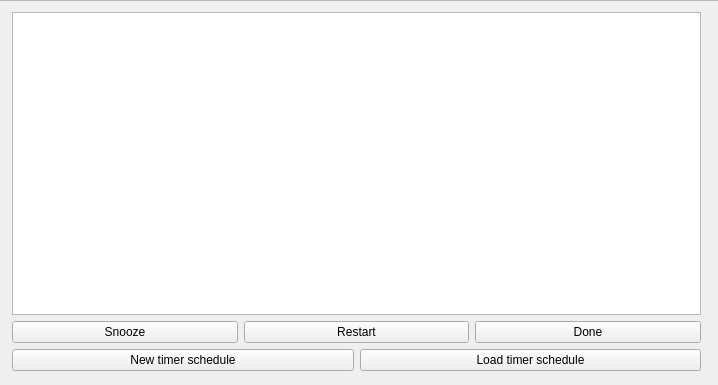
Before: the Qt Designer form src/kitchenalertmainwindow.ui in helihyv/KitchenAlert, drawn with Qt 5.
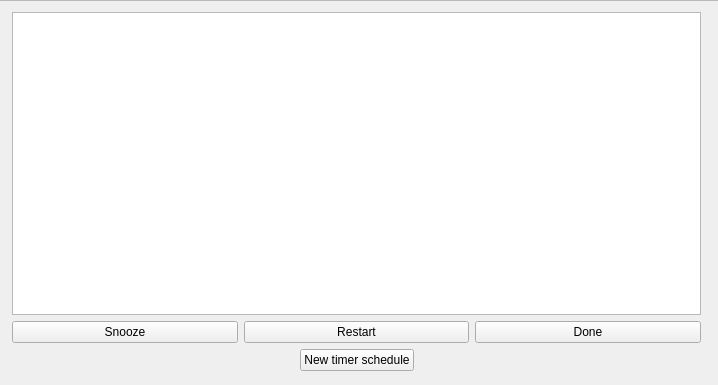
After: the same form once the commit is applied.

Diff of the .ui file:
```diff
--- a/src/kitchenalertmainwindow.ui
+++ b/src/kitchenalertmainwindow.ui
@@ -75,6 +75,19 @@
        </item>
        <item>
         <layout class="QHBoxLayout" name="horizontalLayout">
+         <item>
+          <spacer name="horizontalSpacer">
+           <property name="orientation">
+            <enum>Qt::Horizontal</enum>
+           </property>
+           <property name="sizeHint" stdset="0">
+            <size>
+             <width>40</width>
+             <height>20</height>
+            </size>
+           </property>
+          </spacer>
+         </item>
          <item>
           <widget class="QPushButton" name="CreateNewScheduleButton">
            <property name="text">
@@ -83,11 +96,17 @@
           </widget>
          </item>
          <item>
-          <widget class="QPushButton" name="LoadTimerScheduleButton">
-           <property name="text">
-            <string>Load timer schedule</string>
+          <spacer name="horizontalSpacer_2">
+           <property name="orientation">
+            <enum>Qt::Horizontal</enum>
            </property>
-          </widget>
+           <property name="sizeHint" stdset="0">
+            <size>
+             <width>40</width>
+             <height>20</height>
+            </size>
+           </property>
+          </spacer>
          </item>
         </layout>
        </item>
```
